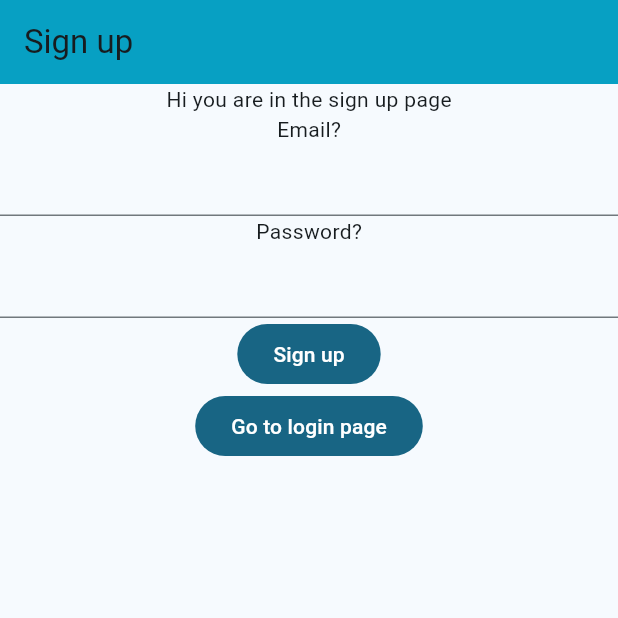
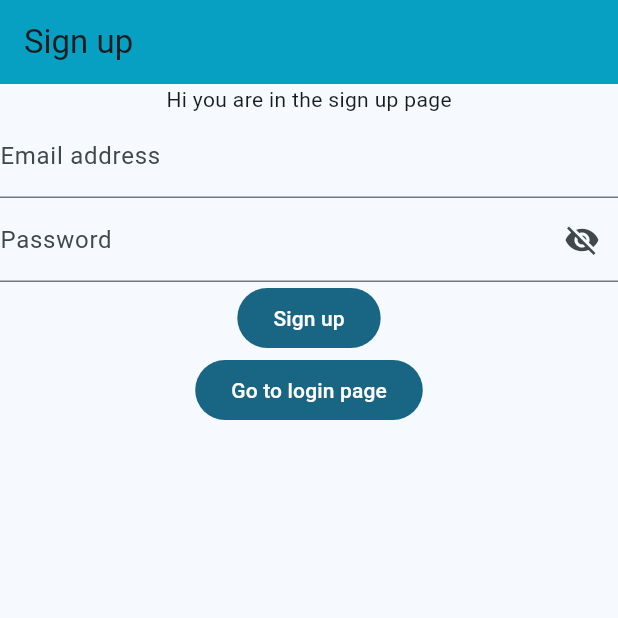
Before and after one commit to Sudo-Victor-Victory/ecg_app, a Flutter app: the screen it shows after launch, on a phone screen of 412 x 824 dp, the top half of it. Run offline on Flutter 3.47's test engine with Material 3 defaults, Android fonts, the phone set to English and light mode, and no system bars; our stand-ins replace flutter_blue_plus, permission_handler, shared_preferences, supabase_flutter, syncfusion_flutter_charts; accounts and stored records are empty.

Commit message:
Added text decorators Added password censoring for the password field Added hints and labels to the email and password Textfields via decorators

```diff
--- a/lib/views/pages/sign_up.dart
+++ b/lib/views/pages/sign_up.dart
@@ -12,6 +12,7 @@ class SignUpPage extends StatefulWidget {
 class _SignUpPageState extends State<SignUpPage> {
   TextEditingController controllerEmail = TextEditingController();
   TextEditingController controllerPassword = TextEditingController();
+  bool passwordVisible = false;
 
   @override
   Widget build(BuildContext context) {
@@ -23,15 +24,33 @@ class _SignUpPageState extends State<SignUpPage> {
       body: Column(
         children: [
           Text("Hi you are in the sign up page"),
-          Text("Email?"),
           TextField(
             controller: controllerEmail,
             onEditingComplete: () => setState(() {}),
+            decoration: InputDecoration(
+              labelText: "Email address",
+              hintText: "Your email",
+            ),
           ),
-          Text("Password?"),
+
           TextField(
             controller: controllerPassword,
+            obscureText: !passwordVisible,
             onEditingComplete: () => setState(() {}),
+            decoration: InputDecoration(
+              hintText: "Enter your account's password",
+              labelText: "Password",
+              suffixIcon: IconButton(
+                onPressed: () {
+                  setState(() {
+                    passwordVisible = !passwordVisible;
+                  });
+                },
+                icon: Icon(
+                  passwordVisible ? Icons.visibility : Icons.visibility_off,
+                ),
+              ),
+            ),
           ),
           Center(
             child: FilledButton(
```
